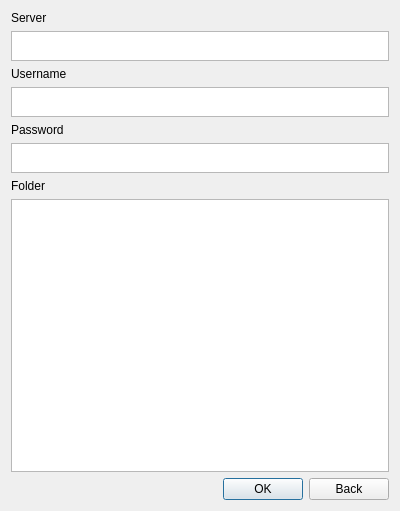
Old version of the form meg_runtime/ui/clonepanel.ui in the repository ibedard16/Runtime.
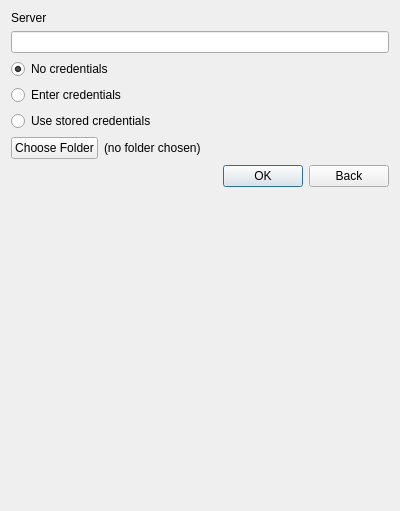
New version of the form.

What changed in the file:
```diff
--- a/meg_runtime/ui/clonepanel.ui
+++ b/meg_runtime/ui/clonepanel.ui
@@ -10,7 +10,10 @@
     <height>511</height>
    </rect>
   </property>
-  <layout class="QVBoxLayout" name="verticalLayout" stretch="0,0,0,0,0,0,0,0,0">
+  <property name="windowTitle">
+   <string/>
+  </property>
+  <layout class="QVBoxLayout" name="verticalLayout" stretch="0,0,0,0,0,0,0,0">
    <item>
     <widget class="QLabel" name="serverLabel">
      <property name="text">
@@ -19,68 +22,62 @@
     </widget>
    </item>
    <item>
-    <widget class="QTextEdit" name="server">
-     <property name="maximumSize">
-      <size>
-       <width>16777215</width>
-       <height>30</height>
-      </size>
-     </property>
-    </widget>
+    <widget class="QLineEdit" name="server"/>
    </item>
    <item>
-    <widget class="QLabel" name="userNameLabel">
+    <widget class="QRadioButton" name="noCredentialsRadio">
      <property name="text">
-      <string>Username</string>
+      <string>No credentials</string>
      </property>
-    </widget>
-   </item>
-   <item>
-    <widget class="QTextEdit" name="username">
-     <property name="maximumSize">
-      <size>
-       <width>16777215</width>
-       <height>30</height>
-      </size>
+     <property name="checked">
+      <bool>true</bool>
      </property>
     </widget>
    </item>
    <item>
-    <widget class="QLabel" name="passwordLabel">
+    <widget class="QRadioButton" name="enterCredentialsRadio">
      <property name="text">
-      <string>Password</string>
+      <string>Enter credentials</string>
      </property>
     </widget>
    </item>
    <item>
-    <widget class="QTextEdit" name="password">
-     <property name="maximumSize">
-      <size>
-       <width>16777215</width>
-       <height>30</height>
-      </size>
-     </property>
-     <property name="autoFillBackground">
-      <bool>false</bool>
-     </property>
-    </widget>
-   </item>
-   <item>
-    <widget class="QLabel" name="folderLabel">
+    <widget class="QRadioButton" name="useStoredCredentialsRadio">
      <property name="text">
-      <string>Folder</string>
+      <string>Use stored credentials</string>
      </property>
     </widget>
    </item>
    <item>
-    <widget class="QTreeView" name="treeView">
-     <property name="minimumSize">
-      <size>
-       <width>0</width>
-       <height>250</height>
-      </size>
-     </property>
-    </widget>
+    <layout class="QHBoxLayout" name="horizontalLayout_2">
+     <item>
+      <widget class="QPushButton" name="chooseFolderButton">
+       <property name="text">
+        <string>Choose Folder</string>
+       </property>
+      </widget>
+     </item>
+     <item>
+      <widget class="QLabel" name="chosenDirectoryLabel">
+       <property name="text">
+        <string>(no folder chosen)</string>
+       </property>
+      </widget>
+     </item>
+     <item>
+      <spacer name="horizontalSpacer_3">
+       <property name="orientation">
+        <enum>Qt::Horizontal</enum>
+       </property>
+       <property name="sizeHint" stdset="0">
+        <size>
+         <width>40</width>
+         <height>20</height>
+        </size>
+       </property>
+      </spacer>
+     </item>
+    </layout>
    </item>
    <item>
     <widget class="QWidget" name="horizontalLayoutWidget" native="true">
@@ -139,6 +136,19 @@
      </layout>
     </widget>
    </item>
+   <item>
+    <spacer name="verticalSpacer">
+     <property name="orientation">
+      <enum>Qt::Vertical</enum>
+     </property>
+     <property name="sizeHint" stdset="0">
+      <size>
+       <width>20</width>
+       <height>40</height>
+      </size>
+     </property>
+    </spacer>
+   </item>
   </layout>
  </widget>
  <resources/>
```
